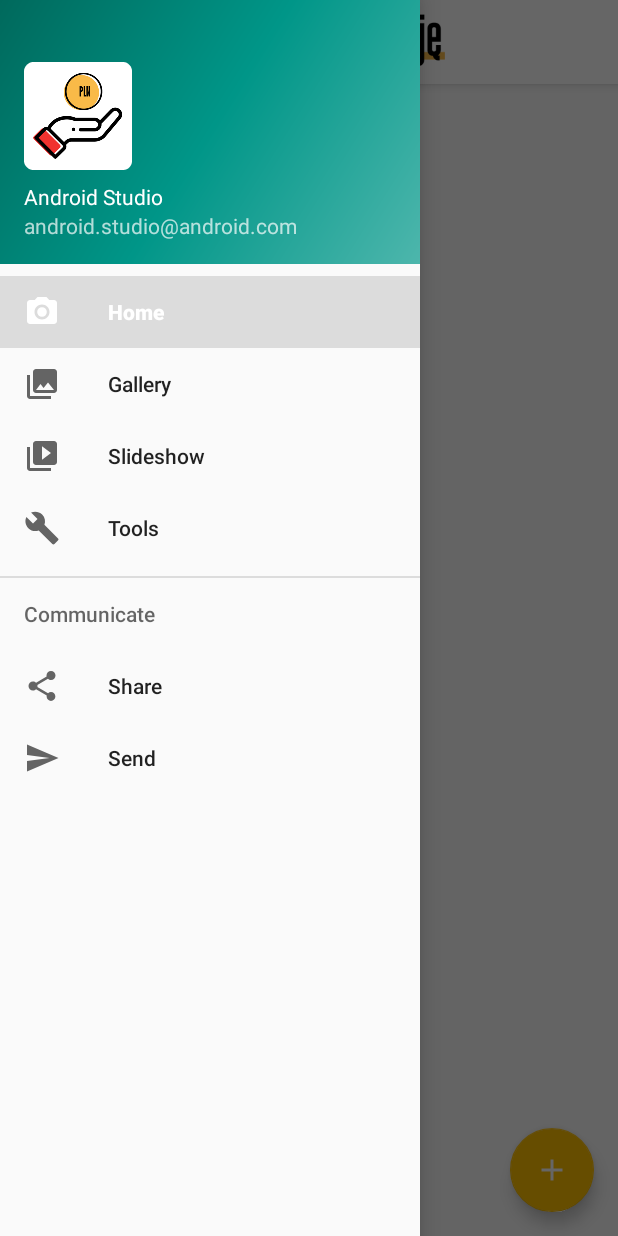
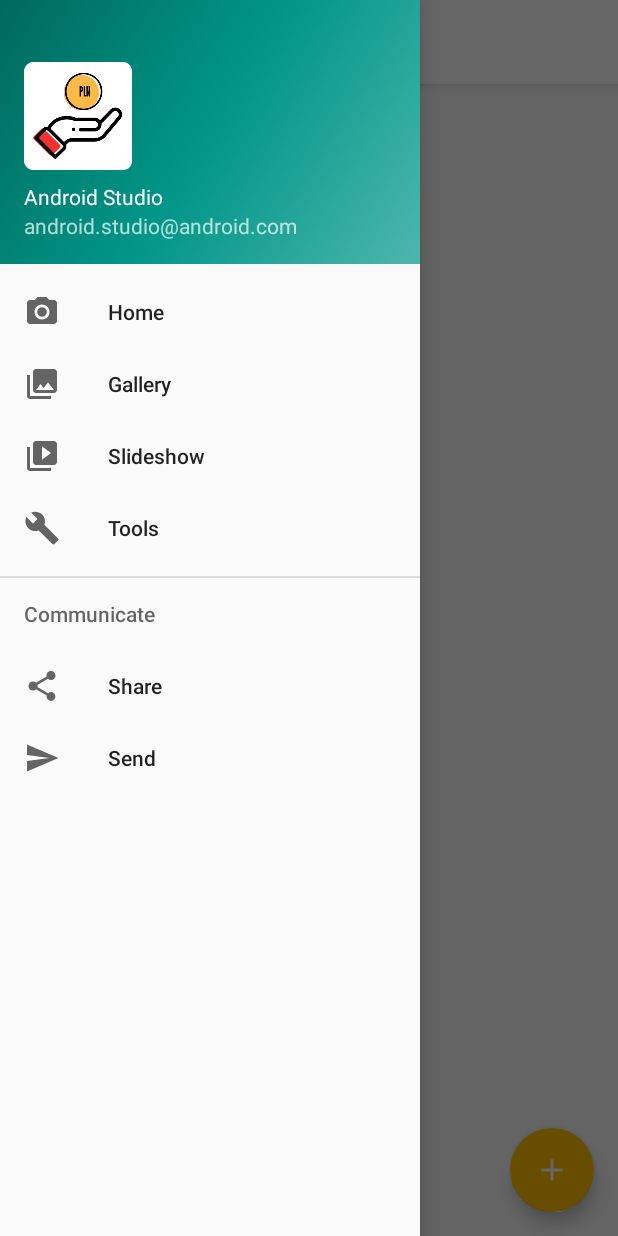
Before and after one commit to boxi01/MamGwarancje, an Android app: the screen it shows after launch (MainActivity), with the side drawer open, on a phone screen of 412 x 824 dp. Run offline under Robolectric (Android 15) with nearby library versions, the phone set to English and light mode, and no system bars; our stand-ins replace Firebase (no records; nobody signed in at launch, a user with empty details on screens opened directly), navigation-ui.

```diff
--- a/app/src/main/java/com/example/gwarancja/MainActivity.java
+++ b/app/src/main/java/com/example/gwarancja/MainActivity.java
@@ -6,7 +6,6 @@ import android.os.Bundle;
 import com.firebase.ui.firestore.FirestoreRecyclerOptions;
 import com.google.android.material.floatingactionbutton.FloatingActionButton;
 import android.view.View;
-
 import androidx.appcompat.app.AlertDialog;
 import androidx.navigation.NavController;
 import androidx.navigation.Navigation;
@@ -24,7 +23,6 @@ import androidx.recyclerview.widget.ItemTouchHelper;
 import androidx.recyclerview.widget.LinearLayoutManager;
 import androidx.recyclerview.widget.RecyclerView;
 import android.view.Menu;
-import android.widget.Toast;
 
 public class MainActivity extends AppCompatActivity {
 
@@ -48,16 +46,16 @@ public class MainActivity extends AppCompatActivity {
             }
         });
         DrawerLayout drawer = findViewById(R.id.drawer_layout);
-        NavigationView navigationView = findViewById(R.id.nav_view);
+       // NavigationView navigationView = findViewById(R.id.nav_view);
 
-        mAppBarConfiguration = new AppBarConfiguration.Builder(
-                R.id.nav_home, R.id.nav_gallery, R.id.nav_slideshow,
-                R.id.nav_tools, R.id.nav_share, R.id.nav_send)
-                .setDrawerLayout(drawer)
-                .build();
-        NavController navController = Navigation.findNavController(this, R.id.nav_host_fragment);
-        NavigationUI.setupActionBarWithNavController(this, navController, mAppBarConfiguration);
-        NavigationUI.setupWithNavController(navigationView, navController);
+//        mAppBarConfiguration = new AppBarConfiguration.Builder(
+//                R.id.nav_home, R.id.nav_gallery, R.id.nav_slideshow,
+//                R.id.nav_tools, R.id.nav_share, R.id.nav_send)
+//                .setDrawerLayout(drawer)
+//                .build();
+//        NavController navController = Navigation.findNavController(this, R.id.nav_host_fragment);
+//        NavigationUI.setupActionBarWithNavController(this, navController, mAppBarConfiguration);
+//        NavigationUI.setupWithNavController(navigationView, navController);
 
         setUpRecyclerView();
 
--- a/app/src/main/java/com/example/gwarancja/Receipt.java
+++ b/app/src/main/java/com/example/gwarancja/Receipt.java
@@ -14,6 +14,7 @@ public class Receipt {
 
     public Receipt(String product,String imgUrl, String date, int years, String endDate) {
         this.product = product;
+        this.imgUrl = imgUrl;
         this.date = date;
         this.years = years;
         this.endDate = endDate;
--- a/app/src/main/java/com/example/gwarancja/ReceiptDetails.java
+++ b/app/src/main/java/com/example/gwarancja/ReceiptDetails.java
@@ -42,6 +42,14 @@ public class ReceiptDetails extends AppCompatActivity {
         detailYear = findViewById(R.id.viewDetailYears);
         imageView = findViewById(R.id.imageView2);
 
+        // Reference to an image file in Cloud Storage
+       // StorageReference storageReference = FirebaseStorage.getInstance().getReference().child("uploads/1576714601205.jpg");
+       // StorageReference httpsReference = storage.getReferenceFromUrl("https://firebasestorage.googleapis.com/v0/b/gwarancja-66eff.appspot.com/o/uploads%2F1576716403478.jpg");
+// ImageView in your Activity
+
+
+        String url = "https://firebasestorage.googleapis.com/v0/b/gwarancja-66eff.appspot.com/o/nullZOFTINO_201912311731491616078653.jpg?alt=media&token=b7142d19-ad52-4812-bb26-2845f65a9a2f";
+
         Intent intent = getIntent();
         String product = intent.getExtras().getString(ReceiptDetails.EXTRA_PRODUCT);
         String date = intent.getExtras().getString(ReceiptDetails.EXTRA_DATE);
@@ -55,6 +63,12 @@ public class ReceiptDetails extends AppCompatActivity {
 
 
         Glide.with(getApplicationContext()).load(image).into(imageView);
+//
+//// Download directly from StorageReference using Glide
+//// (See MyAppGlideModule for Loader registration)
+//        Glide.with(this /* context */)
+//                .load(httpsReference)
+//                .into(imageView);
 }
 
 }
```
